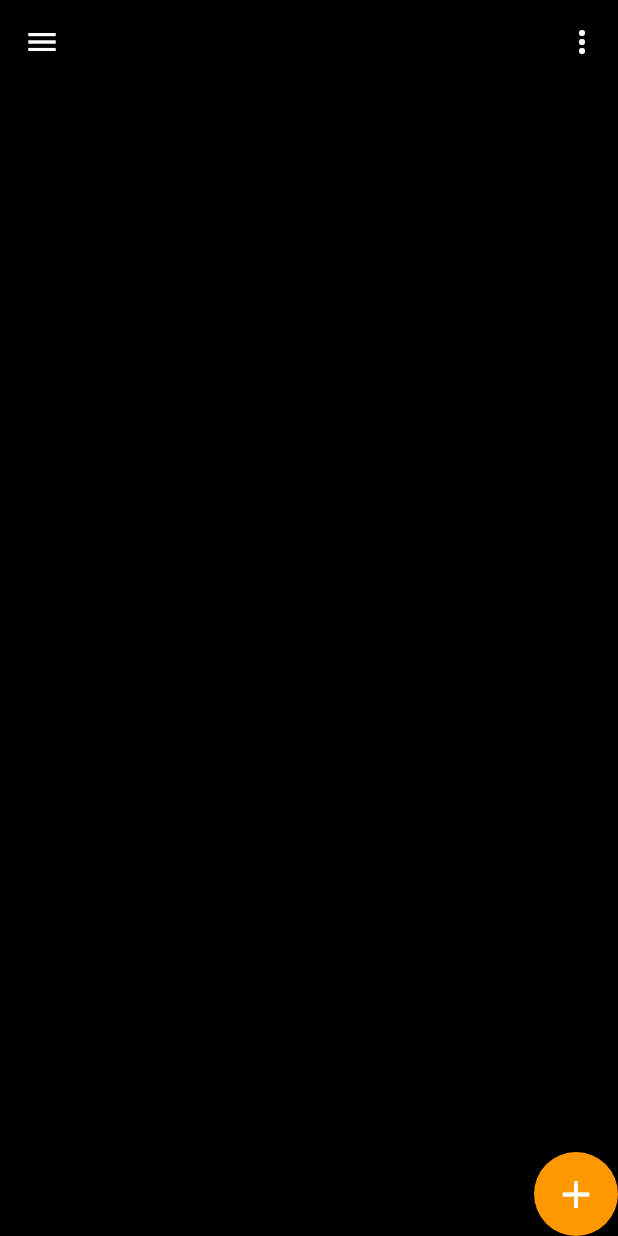
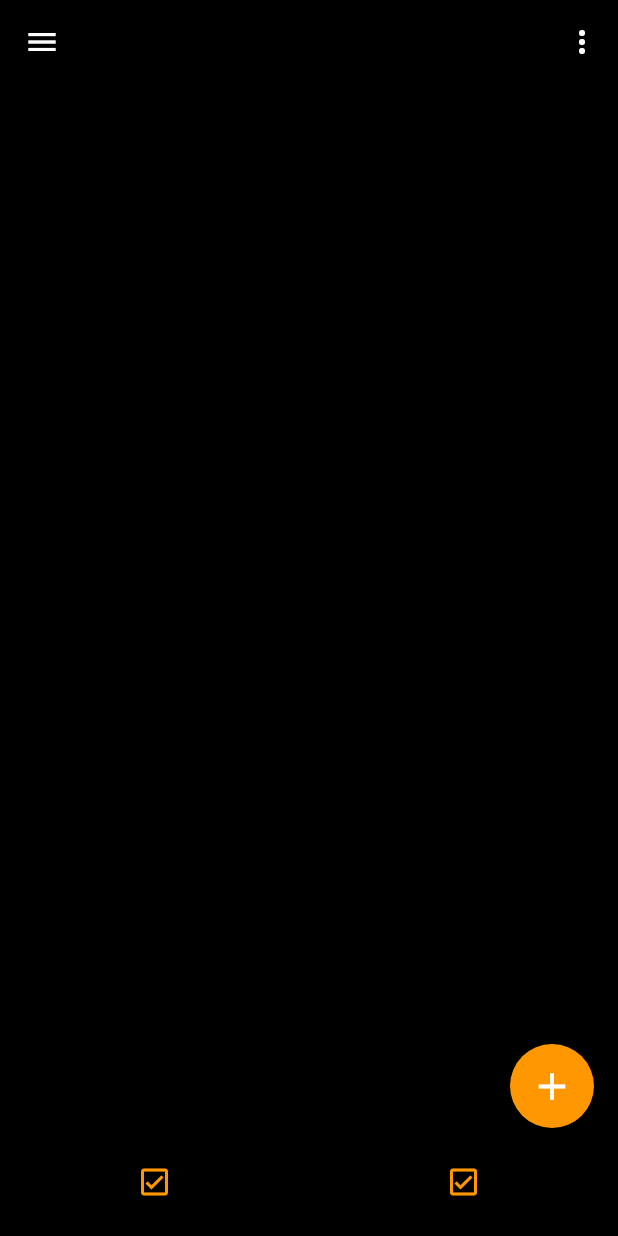
Before and after one commit to masezerano/to_do_app, a Flutter app: the screen it shows after launch, after a tap on the "add" icon, on a phone screen of 412 x 824 dp. Run offline on Flutter 3.47's test engine with Material 2 defaults, Android fonts, the phone set to English and light mode, and no system bars.

Commit message:
appbar update

```diff
--- /dev/null
+++ b/lib/Widgets/appbar.dart
@@ -0,0 +1,46 @@
+import 'package:flutter/material.dart';
+
+class NavBar extends StatefulWidget {
+  const NavBar({super.key});
+
+  @override
+  State<NavBar> createState() => _NavBarState();
+}
+
+class _NavBarState extends State<NavBar> {
+  void _handleAddButtonTap() {
+    print('Add button tapped!');
+  }
+
+  @override
+  Widget build(BuildContext context) {
+    return Scaffold(
+      floatingActionButton: FloatingActionButton(
+        backgroundColor: Colors.orange,
+        onPressed: _handleAddButtonTap,
+        child: const Icon(
+          Icons.add,
+          size: 30,
+          color: Colors.white,
+        ),
+      ),
+      bottomNavigationBar: BottomNavigationBar(
+        items: const [
+          BottomNavigationBarItem(
+            icon: Icon(Icons.check_box_outlined, color: Colors.orange),
+            label: '',
+          ),
+          BottomNavigationBarItem(
+            icon: Icon(
+              Icons.check_box_outlined,
+              color: Colors.orange,
+            ),
+            label: '',
+          ),
+        ],
+        backgroundColor: Colors.black,
+      ),
+      backgroundColor: Colors.black,
+    );
+  }
+}
--- a/lib/screen/home_screen.dart
+++ b/lib/screen/home_screen.dart
@@ -1,19 +1,33 @@
 import 'package:flutter/material.dart';
+import 'package:to_do_app/Widgets/appbar.dart';
 
 class HomeScreen extends StatelessWidget {
   const HomeScreen({super.key});
+
+  void _handleMenuButtonTap() {
+    print('Menu button tapped!');
+  }
+
+  void _kebabButton() {
+    print('Kebab button tapped!');
+  }
 
   @override
   Widget build(BuildContext context) {
     return Scaffold(
       appBar: AppBar(
         leading: IconButton(
-          onPressed: () {},
+          onPressed: _handleMenuButtonTap,
           icon: const Icon(Icons.menu),
         ),
         backgroundColor: Colors.black,
         actions: [
-          IconButton(onPressed: () {}, icon: const Icon(Icons.more_vert))
+          IconButton(
+            onPressed: _kebabButton,
+            icon: const Icon(
+              Icons.more_vert,
+            ),
+          )
         ],
       ),
       body: Container(
@@ -28,21 +42,7 @@ class HomeScreen extends StatelessWidget {
             end: Alignment.bottomLeft,
           ),
         ),
-        child: Column(
-          mainAxisAlignment: MainAxisAlignment.end,
-          crossAxisAlignment: CrossAxisAlignment.end,
-          children: [
-            FloatingActionButton(
-              backgroundColor: Colors.orange,
-              onPressed: () {},
-              child: const Icon(
-                Icons.add,
-                size: 30,
-                color: Colors.white,
-              ),
-            ),
-          ],
-        ),
+        child: const NavBar(),
       ),
     );
   }
```
